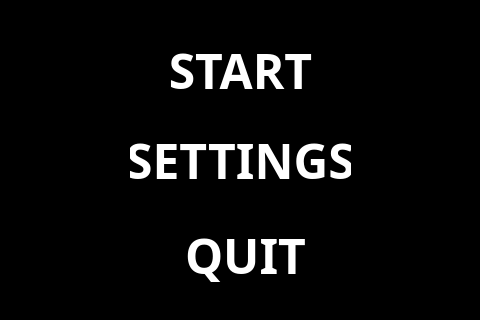
Old version of the form mainwindow.ui in the repository alvin5716/Shooting-Game-Space-Defender; both pictures show x 368 to 848 and y 506 to 826 of the 1206 by 962 pixel window.
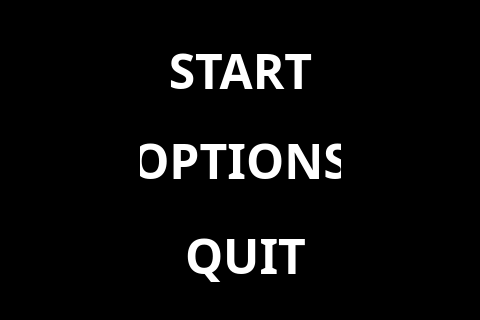
New version of the form. Icons and pictures are not drawn. Custom widgets are drawn as their Qt base class.

The edit to the form file:
```diff
--- a/mainwindow.ui
+++ b/mainwindow.ui
@@ -152,9 +152,9 @@
      <widget class="KeyControlButton" name="settingsButton">
       <property name="geometry">
        <rect>
-        <x>470</x>
+        <x>480</x>
         <y>630</y>
-        <width>221</width>
+        <width>201</width>
         <height>51</height>
        </rect>
       </property>
@@ -175,7 +175,7 @@
 background-color: transparent; color:white;</string>
       </property>
       <property name="text">
-       <string>SETTINGS</string>
+       <string>OPTIONS</string>
       </property>
      </widget>
      <zorder>label</zorder>
```
Left out of the diff: 4 changed lines with no effect on the pictures.
